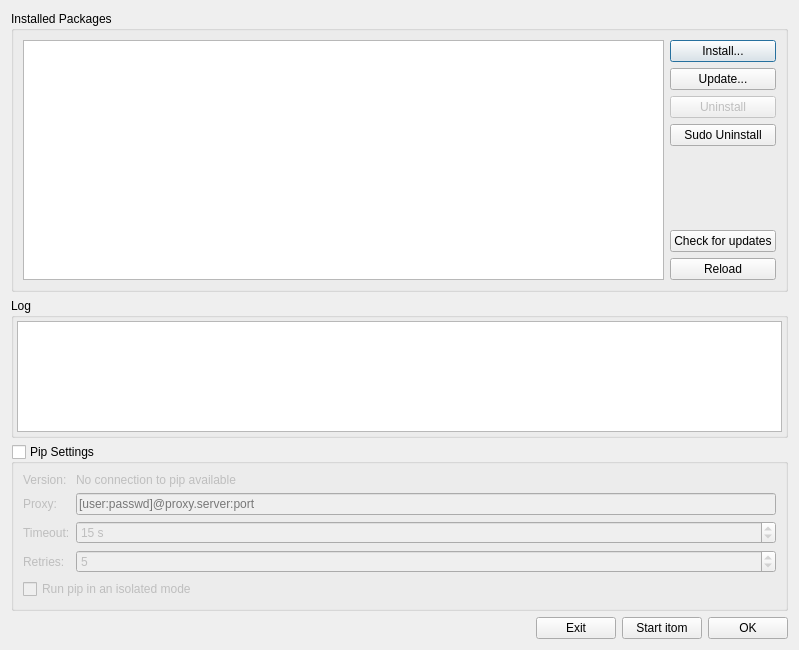
itom-project/itom, file Qitom/ui/dialogPipManager.ui: the form before one commit.
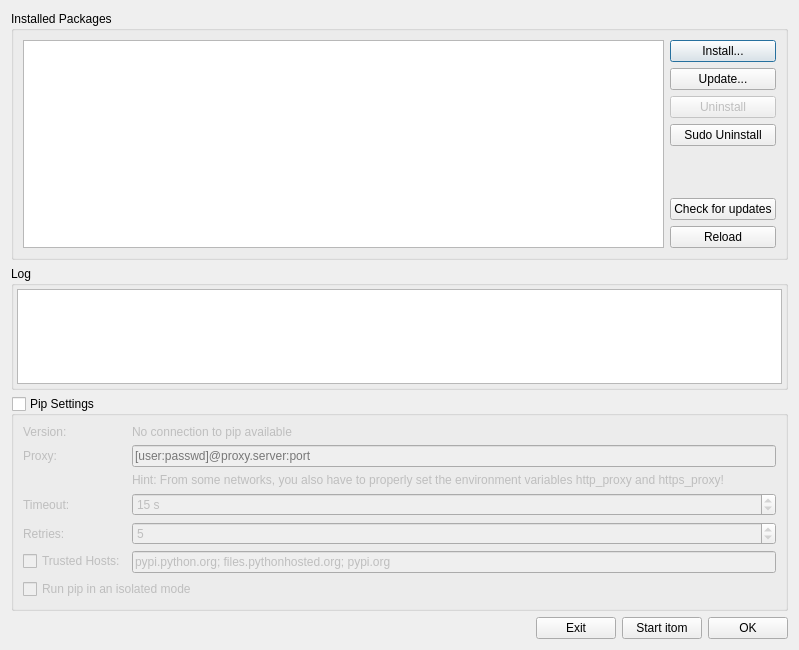
The form after the commit. Custom widgets are drawn as their Qt base class.

Commit message: pip manager: added support for --trusted-host entries. This allows accessing pypi.org... over proxy without SSL certificates

Diff of the .ui file:
```diff
--- a/Qitom/ui/dialogPipManager.ui
+++ b/Qitom/ui/dialogPipManager.ui
@@ -181,14 +181,14 @@
         </property>
        </widget>
       </item>
-      <item row="2" column="0">
+      <item row="3" column="0">
        <widget class="QLabel" name="label_3">
         <property name="text">
          <string>Timeout:</string>
         </property>
        </widget>
       </item>
-      <item row="2" column="1">
+      <item row="3" column="1">
        <widget class="QSpinBox" name="spinTimeout">
         <property name="toolTip">
          <string>socket timeout (default: 15 s)</string>
@@ -204,7 +204,7 @@
         </property>
        </widget>
       </item>
-      <item row="5" column="0" colspan="2">
+      <item row="7" column="0" colspan="2">
        <widget class="QCheckBox" name="checkIsolated">
         <property name="toolTip">
          <string>Run pip in an isolated mode, ignoring environment variables and user configuration.</string>
@@ -214,14 +214,14 @@
         </property>
        </widget>
       </item>
-      <item row="3" column="0">
+      <item row="4" column="0">
        <widget class="QLabel" name="label_4">
         <property name="text">
          <string>Retries:</string>
         </property>
        </widget>
       </item>
-      <item row="3" column="1">
+      <item row="4" column="1">
        <widget class="QSpinBox" name="spinRetries">
         <property name="toolTip">
          <string>socket timeout (default: 15 s)</string>
@@ -237,6 +237,36 @@
         </property>
        </widget>
       </item>
+      <item row="5" column="0">
+       <widget class="QCheckBox" name="checkTrustedHosts">
+        <property name="text">
+         <string>Trusted Hosts:</string>
+        </property>
+       </widget>
+      </item>
+      <item row="5" column="1">
+       <widget class="QLineEdit" name="txtTrustedHosts">
+        <property name="enabled">
+         <bool>false</bool>
+        </property>
+        <property name="toolTip">
+         <string>Semicolon-separated list of hosts. These hosts are trusted (avoiding SSL security issues).</string>
+        </property>
+        <property name="text">
+         <string>pypi.python.org; files.pythonhosted.org; pypi.org</string>
+        </property>
+        <property name="placeholderText">
+         <string/>
+        </property>
+       </widget>
+      </item>
+      <item row="2" column="1">
+       <widget class="QLabel" name="label_5">
+        <property name="text">
+         <string>Hint: From some networks, you also have to properly set the environment variables http_proxy and https_proxy!</string>
+        </property>
+       </widget>
+      </item>
      </layout>
     </widget>
    </item>
```
Left out of the diff: 16 changed lines with no effect on the pictures. The commit also changes 3 other files.
